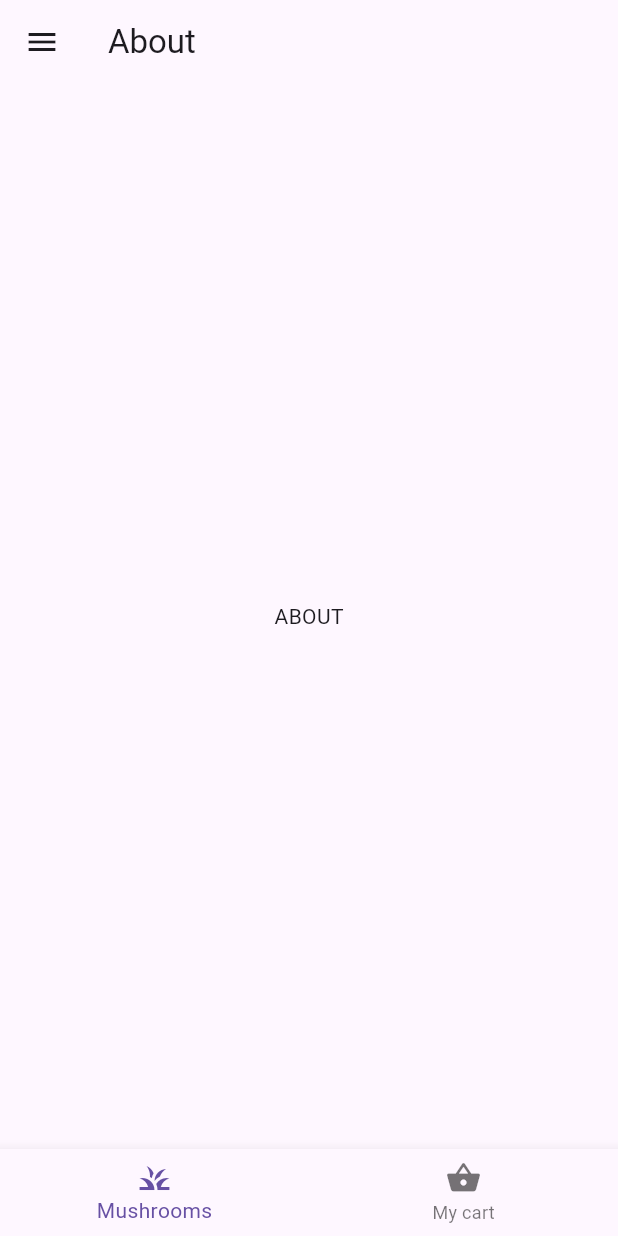
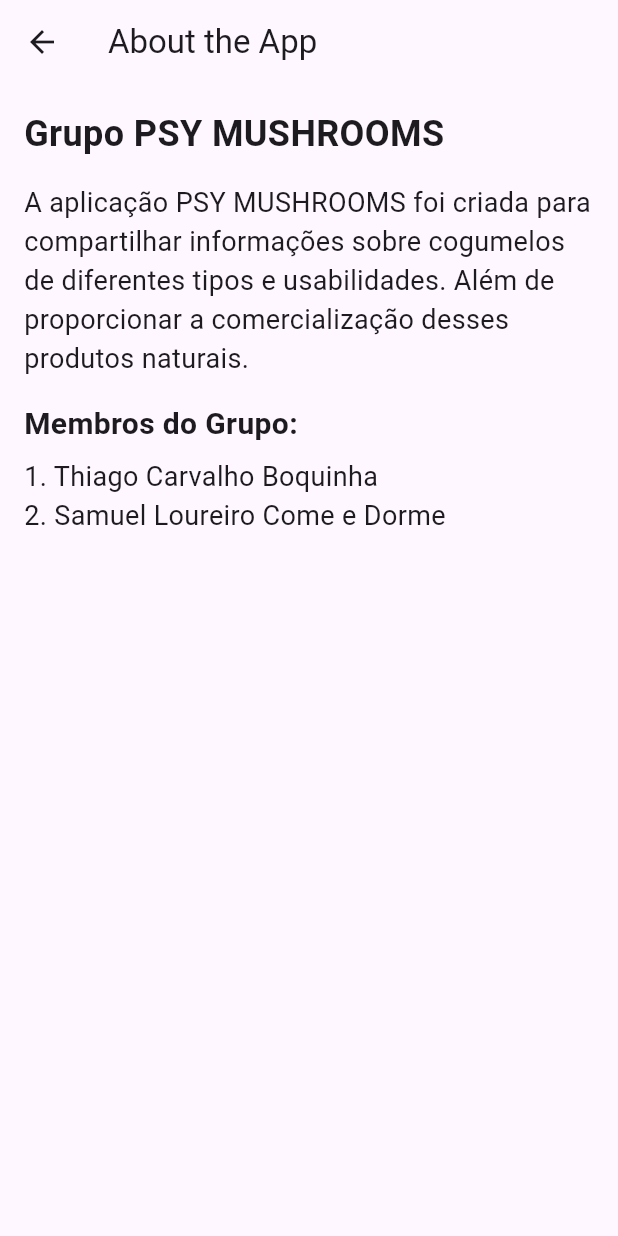
Before and after one commit to ThiagoC-Silva/psy_mushroom, a Flutter app: the MushroomsScreen screen opened directly, in the side drawer, after a tap on "About", on a phone screen of 412 x 824 dp. Run offline on Flutter 3.47's test engine with Material 3 defaults, Android fonts, the phone set to English and light mode, and no system bars; our stand-ins replace google_fonts.

```diff
--- a/lib/screens/category_details.dart
+++ b/lib/screens/category_details.dart
@@ -1,7 +1,7 @@
 import 'package:flutter/material.dart';
 import 'package:psy_mushroom/data/mushroom_data.dart';
 import 'package:psy_mushroom/models/mushroom.dart';
-import 'package:psy_mushroom/screens/mushroom_details.dart'; // A tela de detalhes do cogumelo
+import 'package:psy_mushroom/screens/mushroom_details.dart';
 
 class CategoryDetails extends StatelessWidget {
   final String category;
@@ -34,7 +34,7 @@ class CategoryDetails extends StatelessWidget {
                 );
               },
               child: ListTile(
-                leading: Image.network(mushroom.image, width: 50, height: 50),
+                leading: Image.asset(mushroom.image, width: 50, height: 50),
                 title: Text(mushroom.title),
                 subtitle: Text(mushroom.description),
                 trailing: Text('R\$ ${mushroom.price.toStringAsFixed(2)}'),
--- a/lib/screens/information.dart
+++ b/lib/screens/information.dart
@@ -1,80 +1,42 @@
 import 'package:flutter/material.dart';
-import 'package:psy_mushroom/screens/mushrooms.dart';
 
-class InformationScreen extends StatelessWidget{
-  const InformationScreen ({super.key});
+class InformationScreen extends StatelessWidget {
+  const InformationScreen({super.key});
 
   @override
   Widget build(BuildContext context) {
     return Scaffold(
       appBar: AppBar(
-        title: const Text('About'),
+        title: const Text('About the App'),
       ),
-      drawer: Drawer(
-        child: ListView(
-          padding: EdgeInsets.zero,
-          children: [
-            const DrawerHeader(
-              decoration: BoxDecoration(
-                color: Color.fromARGB(255, 251, 51, 235),
-              ),
-              child: Text(
-                'Grupo',
-                style: TextStyle(fontWeight: FontWeight.bold,fontSize: 44 ),
-              ),
+      body: const Padding(
+        padding:  EdgeInsets.all(16.0),
+        child: Column(
+          crossAxisAlignment: CrossAxisAlignment.start,
+          children:  [
+            Text(
+              'Grupo PSY MUSHROOMS',
+              style: TextStyle(fontSize: 24, fontWeight: FontWeight.bold),
             ),
-            ListTile(
-              title: const Text(
-                'PsyMushrooms',
-                style: TextStyle(fontWeight: FontWeight.bold,fontSize: 23 ),
-              ),
-              onTap: () {
-                Navigator.push(
-                    context,
-                    MaterialPageRoute(
-                        builder: (context) => const MushroomsScreen(
-
-                        )
-                    ),
-                );
-              },
+            SizedBox(height: 16),
+            Text(
+              'A aplicação PSY MUSHROOMS foi criada para compartilhar informações sobre cogumelos de diferentes tipos e usabilidades. Além de proporcionar a comercialização desses produtos naturais.',
+              style: TextStyle(fontSize: 18),
             ),
-            ListTile(
-              title: const Text(
-                'About',
-                style: TextStyle(fontWeight: FontWeight.bold,fontSize: 23 ),
-              ),
-              onTap: () {
-                Navigator.push(
-                  context,
-                  MaterialPageRoute(
-                      builder: (context) => const InformationScreen(
-
-                      )
-                  ),
-                );
-              },
+            SizedBox(height: 16),
+            Text(
+              'Membros do Grupo:',
+              style: TextStyle(fontSize: 20, fontWeight: FontWeight.bold),
             ),
+            SizedBox(height: 8),
+            Text(
+              '1. Thiago Carvalho Boquinha\n2. Samuel Loureiro Come e Dorme',
+              style: TextStyle(fontSize: 18),
+            ),
+            // Você pode adicionar mais informações conforme necessário
           ],
         ),
       ),
-      bottomNavigationBar: BottomNavigationBar(
-        currentIndex: 0,
-        items: const [
-          BottomNavigationBarItem(
-              icon: Icon(Icons.grass),
-              label: "Mushrooms"
-          ),
-          BottomNavigationBarItem(
-              icon: Icon(Icons.shopping_basket),
-              label: "My cart"
-          ),
-        ],
-      ),
-      body: Center(
-        child: const Text('ABOUT'),
-      ),
     );
   }
-
 }
--- a/lib/screens/mushrooms.dart
+++ /dev/null
@@ -1,81 +0,0 @@
-
-import 'package:flutter/material.dart';
-
-import 'package:psy_mushroom/screens/information.dart';
-
-class MushroomsScreen extends StatelessWidget{
-  const MushroomsScreen ({super.key});
-
-  @override
-  Widget build(BuildContext context) {
-    return Scaffold(
-        appBar: AppBar(
-          title: const Text('PSY MUSHROOMS'),
-        ),
-        drawer: Drawer(
-        child: ListView(
-          padding: EdgeInsets.zero,
-          children: [
-             const DrawerHeader(
-                decoration: BoxDecoration(
-                  color: Color.fromARGB(255, 251, 51, 235),
-                ),
-                child: Text(
-                  'Grupo',
-                  style: TextStyle(fontWeight: FontWeight.bold,fontSize: 44 ),
-                ),
-            ),
-            ListTile(
-              title: const Text(
-                'PsyMushrooms',
-                style: TextStyle(fontWeight: FontWeight.bold,fontSize: 23 ),
-              ),
-              onTap: () {
-                Navigator.push(
-                  context,
-                  MaterialPageRoute(
-                      builder: (context) => const MushroomsScreen(
-
-                      )
-                  ),
-                );
-              },
-            ),
-            ListTile(
-              title: const Text(
-                'About',
-                style: TextStyle(fontWeight: FontWeight.bold,fontSize: 23 ),
-              ),
-              onTap: () {
-                Navigator.push(
-                  context,
-                  MaterialPageRoute(
-                      builder: (context) => const InformationScreen(
-
-                      )
-                  ),
-                );
-              },
-            ),
-          ],
-        ),
-        ),
-        bottomNavigationBar: BottomNavigationBar(
-          currentIndex: 0,
-          items: const [
-            BottomNavigationBarItem(
-                icon: Icon(Icons.grass),
-                label: "Mushrooms"
-            ),
-            BottomNavigationBarItem(
-                icon: Icon(Icons.shopping_basket),
-                label: "My cart"
-            ),
-          ],
-        ),
-        body: Center(
-          child: const Text('HOME'),
-        )
-    );
-  }
-}
--- a/lib/screens/mushrooms_home.dart
+++ b/lib/screens/mushrooms_home.dart
@@ -1,7 +1,9 @@
 import 'package:flutter/material.dart';
 import 'package:psy_mushroom/data/mushroom_data.dart';
+import 'package:psy_mushroom/screens/information.dart';
 import 'package:psy_mushroom/widgets/mushroom_grid_item.dart';
-import 'categories.dart';  // Importe a tela de Categories
+import 'package:psy_mushroom/widgets/text_styles.dart';
+import 'categories.dart';
 
 class MushroomsScreen extends StatefulWidget {
   const MushroomsScreen({super.key});
@@ -15,9 +17,7 @@ class MushroomsScreenState extends State<MushroomsScreen> {
 
   // Função para navegar entre as telas
   void _onBottomNavTapped(int index) {
-    setState(() {
-      _currentIndex = index;
-    });
+    setState(() {_currentIndex = index;});
 
     if (index == 0) {
       // Se o índice for 0, navega para a tela Categories
@@ -31,8 +31,29 @@ class MushroomsScreenState extends State<MushroomsScreen> {
   @override
   Widget build(BuildContext context) {
     return Scaffold(
+      //Sidedrwaer
+      drawer: Drawer(
+        child: Column(
+          children: [
+            const DrawerHeader(child: Text("Psy Mushrooms")),
+            //Informações sobre o projeto e os integrantes
+            ListTile(
+              title: const Text('About'),
+              onTap: () {
+                Navigator.push(
+                  context,
+                  MaterialPageRoute(
+                      builder: (context) => const InformationScreen()),
+                );
+              }
+            )
+          ],
+        ),
+      ),
+
       appBar: AppBar(
-        title: const Text('PSY MUSHROOMS'),
+        centerTitle: true,
+        title: Text('PsyMushroom', style: TextStyles.primary, textAlign: TextAlign.center,),
       ),
       bottomNavigationBar: BottomNavigationBar(
         currentIndex: _currentIndex,
@@ -48,7 +69,9 @@ class MushroomsScreenState extends State<MushroomsScreen> {
           ),
         ],
       ),
+
       body: GridView(
+        padding: const EdgeInsets.only(top: 20),
         gridDelegate: const SliverGridDelegateWithFixedCrossAxisCount(
           crossAxisCount: 2,
           childAspectRatio: 3 / 2,
--- a/lib/widgets/mushroom_grid_item.dart
+++ b/lib/widgets/mushroom_grid_item.dart
@@ -28,7 +28,7 @@ class MushroomGridItem extends StatelessWidget {
             Expanded(
               child: ClipRRect(
                 borderRadius: BorderRadius.circular(8),
-                child: Image.network(
+                child: Image.asset(
                   mushroom.image,
                   fit: BoxFit.cover,
                   width: double.infinity,
--- a/pubspec.yaml
+++ b/pubspec.yaml
@@ -35,6 +35,7 @@ dependencies:
   # The following adds the Cupertino Icons font to your application.
   # Use with the CupertinoIcons class for iOS style icons.
   cupertino_icons: ^1.0.8
+  google_fonts: ^6.2.1
 
 dev_dependencies:
   flutter_test:
@@ -57,7 +58,8 @@ flutter:
   # included with your application, so that you can use the icons in
   # the material Icons class.
   uses-material-design: true
-
+  assets:
+    - assets/images/
   # To add assets to your application, add an assets section, like this:
   # assets:
   #   - images/a_dot_burr.jpeg
```
Also changed, not shown: lib/data/mushroom_data.dart (+5 -5 lines), lib/screens/mushroom_details.dart (+5 -7 lines), lib/widgets/text_styles.dart (added, +23 -0 lines), assets/images/amanita_muscaria.jpg (added), assets/images/juba_de_leao.png (added), assets/images/portobello.jpg (added), assets/images/psilocybe_cubensis.jpg (added), assets/images/shiitake.jpg (added), lib/utils/colors.dart (added), pubspec.lock.
